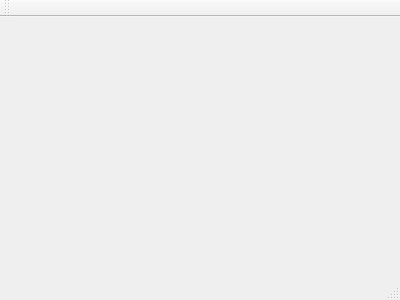
Above: gcomcontroller.ui from Rainerino/GCOM before the change. Below: the same form after it.
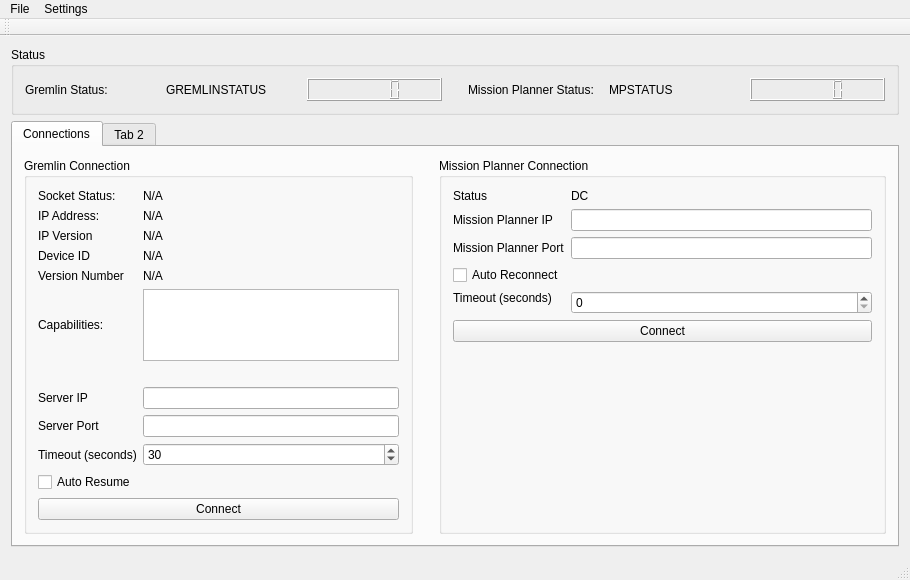
That is the form after the change. The open tabs and pages were chosen to show the change.

Commit message: Added basic connection UI and renamed controller

```diff
--- a/gcomcontroller.ui
+++ b/gcomcontroller.ui
@@ -1,24 +1,378 @@
 <ui version="4.0">
  <class>GcomController</class>
- <widget class="QMainWindow" name="GcomController" >
-  <property name="geometry" >
+ <widget class="QMainWindow" name="GcomController">
+  <property name="geometry">
    <rect>
     <x>0</x>
     <y>0</y>
-    <width>400</width>
-    <height>300</height>
+    <width>910</width>
+    <height>525</height>
    </rect>
   </property>
   <property name="windowTitle" >
    <string>GcomController</string>
   </property>
-  <widget class="QMenuBar" name="menuBar" />
-  <widget class="QToolBar" name="mainToolBar" />
-  <widget class="QWidget" name="centralWidget" />
-  <widget class="QStatusBar" name="statusBar" />
+  <widget class="QWidget" name="centralWidget">
+   <layout class="QGridLayout" name="gridLayout_4">
+    <item row="1" column="1">
+     <widget class="QTabWidget" name="tabWidget">
+      <property name="currentIndex">
+       <number>1</number>
+      </property>
+      <widget class="QWidget" name="connectionTab">
+       <attribute name="title">
+        <string>Connections</string>
+       </attribute>
+       <layout class="QGridLayout" name="gridLayout_5">
+        <item row="0" column="2">
+         <widget class="QGroupBox" name="missionPlannerConnectionGroup">
+          <property name="title">
+           <string>Mission Planner Connection</string>
+          </property>
+          <layout class="QGridLayout" name="gridLayout">
+           <item row="3" column="0">
+            <widget class="QCheckBox" name="missionPlannerAutoReconnect">
+             <property name="text">
+              <string>Auto Reconnect</string>
+             </property>
+            </widget>
+           </item>
+           <item row="6" column="0">
+            <spacer name="verticalSpacer_3">
+             <property name="orientation">
+              <enum>Qt::Vertical</enum>
+             </property>
+             <property name="sizeHint" stdset="0">
+              <size>
+               <width>20</width>
+               <height>40</height>
+              </size>
+             </property>
+            </spacer>
+           </item>
+           <item row="2" column="0">
+            <widget class="QLabel" name="missionPlannerPortLabel">
+             <property name="text">
+              <string>Mission Planner Port</string>
+             </property>
+            </widget>
+           </item>
+           <item row="4" column="1">
+            <widget class="QSpinBox" name="missionPlannerTimeoutField"/>
+           </item>
+           <item row="1" column="0">
+            <widget class="QLabel" name="missionPlannerIPLabel">
+             <property name="text">
+              <string>Mission Planner IP</string>
+             </property>
+            </widget>
+           </item>
+           <item row="1" column="1">
+            <widget class="QLineEdit" name="missionPlannerIPField"/>
+           </item>
+           <item row="5" column="0" colspan="2">
+            <widget class="QPushButton" name="missionPlannerConnectionButton">
+             <property name="text">
+              <string>Connect</string>
+             </property>
+            </widget>
+           </item>
+           <item row="4" column="0" alignment="Qt::AlignTop">
+            <widget class="QLabel" name="missionPlannerTimeoutLabel">
+             <property name="text">
+              <string>Timeout (seconds)</string>
+             </property>
+            </widget>
+           </item>
+           <item row="2" column="1">
+            <widget class="QLineEdit" name="missionPlannerPortField"/>
+           </item>
+           <item row="0" column="0">
+            <widget class="QLabel" name="missionPlannerStatusLabel_2">
+             <property name="text">
+              <string>Status</string>
+             </property>
+            </widget>
+           </item>
+           <item row="0" column="1">
+            <widget class="QLabel" name="missionPlannerStatusField_2">
+             <property name="text">
+              <string>DC</string>
+             </property>
+            </widget>
+           </item>
+          </layout>
+         </widget>
+        </item>
+        <item row="0" column="1">
+         <spacer name="verticalSpacer_2">
+          <property name="orientation">
+           <enum>Qt::Vertical</enum>
+          </property>
+          <property name="sizeHint" stdset="0">
+           <size>
+            <width>20</width>
+            <height>40</height>
+           </size>
+          </property>
+         </spacer>
+        </item>
+        <item row="0" column="0" alignment="Qt::AlignLeft|Qt::AlignTop">
+         <widget class="QGroupBox" name="gremlinConnectionGroup">
+          <property name="title">
+           <string>Gremlin Connection</string>
+          </property>
+          <layout class="QGridLayout" name="gridLayout_6">
+           <item row="4" column="1">
+            <widget class="QLabel" name="gremlinVersionNumberField">
+             <property name="text">
+              <string>N/A</string>
+             </property>
+            </widget>
+           </item>
+           <item row="3" column="0">
+            <widget class="QLabel" name="gremlinDeviceIDLabel">
+             <property name="text">
+              <string>Device ID</string>
+             </property>
+            </widget>
+           </item>
+           <item row="5" column="0">
+            <widget class="QLabel" name="gremlinCapabilitiesLabel">
+             <property name="text">
+              <string>Capabilities:</string>
+             </property>
+            </widget>
+           </item>
+           <item row="4" column="0">
+            <widget class="QLabel" name="gremlinVersionNumbeLabel">
+             <property name="text">
+              <string>Version Number</string>
+             </property>
+            </widget>
+           </item>
+           <item row="7" column="0" colspan="2">
+            <spacer name="horizontalSpacer">
+             <property name="orientation">
+              <enum>Qt::Horizontal</enum>
+             </property>
+             <property name="sizeHint" stdset="0">
+              <size>
+               <width>40</width>
+               <height>20</height>
+              </size>
+             </property>
+            </spacer>
+           </item>
+           <item row="9" column="1">
+            <widget class="QLineEdit" name="gremlinServerPortField"/>
+           </item>
+           <item row="0" column="1">
+            <widget class="QLabel" name="gremlinConnectionStatusField">
+             <property name="text">
+              <string>N/A</string>
+             </property>
+            </widget>
+           </item>
+           <item row="2" column="0">
+            <widget class="QLabel" name="gremlinIPVersionLabel">
+             <property name="text">
+              <string>IP Version</string>
+             </property>
+            </widget>
+           </item>
+           <item row="1" column="1">
+            <widget class="QLabel" name="gremlinIPAdressField">
+             <property name="text">
+              <string>N/A</string>
+             </property>
+            </widget>
+           </item>
+           <item row="1" column="0">
+            <widget class="QLabel" name="gremlinIPAdressLabel">
+             <property name="text">
+              <string>IP Address:</string>
+             </property>
+            </widget>
+           </item>
+           <item row="0" column="0">
+            <widget class="QLabel" name="gremlinConnectionStatusLabel">
+             <property name="text">
+              <string>Socket Status: </string>
+             </property>
+            </widget>
+           </item>
+           <item row="8" column="1">
+            <widget class="QLineEdit" name="gremlinServerIPField"/>
+           </item>
+           <item row="2" column="1">
+            <widget class="QLabel" name="gremlinIPVersionField">
+             <property name="text">
+              <string>N/A</string>
+             </property>
+            </widget>
+           </item>
+           <item row="12" column="0" colspan="2">
+            <widget class="QPushButton" name="gremlinConnectionButton">
+             <property name="text">
+              <string>Connect</string>
+             </property>
+            </widget>
+           </item>
+           <item row="3" column="1">
+            <widget class="QLabel" name="gremlinDeviceIDField">
+             <property name="text">
+              <string>N/A</string>
+             </property>
+            </widget>
+           </item>
+           <item row="9" column="0">
+            <widget class="QLabel" name="gremlinServerPortLabel">
+             <property name="text">
+              <string>Server Port</string>
+             </property>
+            </widget>
+           </item>
+           <item row="11" column="0">
+            <widget class="QCheckBox" name="gremlinServerAutoResume">
+             <property name="text">
+              <string>Auto Resume</string>
+             </property>
+            </widget>
+           </item>
+           <item row="8" column="0">
+            <widget class="QLabel" name="gremlinServerIPLabel">
+             <property name="text">
+              <string>Server IP</string>
+             </property>
+            </widget>
+           </item>
+           <item row="5" column="1">
+            <widget class="QListWidget" name="gremlinCapabilitiesField"/>
+           </item>
+           <item row="10" column="0">
+            <widget class="QLabel" name="gremlinServerTimeoutLabel">
+             <property name="text">
+              <string>Timeout (seconds)</string>
+             </property>
+            </widget>
+           </item>
+           <item row="10" column="1">
+            <widget class="QSpinBox" name="gremlinServerTimeoutField">
+             <property name="minimum">
+              <number>10</number>
+             </property>
+             <property name="maximum">
+              <number>120</number>
+             </property>
+             <property name="value">
+              <number>30</number>
+             </property>
+            </widget>
+           </item>
+          </layout>
+         </widget>
+        </item>
+       </layout>
+      </widget>
+      <widget class="QWidget" name="tab_4">
+       <attribute name="title">
+        <string>Tab 2</string>
+       </attribute>
+      </widget>
+     </widget>
+    </item>
+    <item row="0" column="1">
+     <widget class="QGroupBox" name="statusGroup">
+      <property name="title">
+       <string>Status</string>
+      </property>
+      <layout class="QHBoxLayout" name="horizontalLayout">
+       <item>
+        <widget class="QLabel" name="gremlinStatusLabel">
+         <property name="text">
+          <string>Gremlin Status:</string>
+         </property>
+        </widget>
+       </item>
+       <item>
+        <widget class="QLabel" name="gremlinStatusField">
+         <property name="text">
+          <string>GREMLINSTATUS</string>
+         </property>
+        </widget>
+       </item>
+       <item>
+        <widget class="QLCDNumber" name="gremlinConnectionTime"/>
+       </item>
+       <item>
+        <spacer name="verticalSpacer">
+         <property name="orientation">
+          <enum>Qt::Vertical</enum>
+         </property>
+         <property name="sizeHint" stdset="0">
+          <size>
+           <width>20</width>
+           <height>40</height>
+          </size>
+         </property>
+        </spacer>
+       </item>
+       <item>
+        <widget class="QLabel" name="missionPlannerStatusLabel">
+         <property name="text">
+          <string>Mission Planner Status:</string>
+         </property>
+        </widget>
+       </item>
+       <item>
+        <widget class="QLabel" name="missionPlannerStatusField">
+         <property name="text">
+          <string>MPSTATUS</string>
+         </property>
+        </widget>
+       </item>
+       <item>
+        <widget class="QLCDNumber" name="missionPlannerConnectionTime"/>
+       </item>
+      </layout>
+     </widget>
+    </item>
+   </layout>
+  </widget>
+  <widget class="QMenuBar" name="menuBar">
+   <property name="geometry">
+    <rect>
+     <x>0</x>
+     <y>0</y>
+     <width>910</width>
+     <height>21</height>
+    </rect>
+   </property>
+   <widget class="QMenu" name="menuFile">
+    <property name="title">
+     <string>File</string>
+    </property>
+   </widget>
+   <widget class="QMenu" name="menuSettings">
+    <property name="title">
+     <string>Settings</string>
+    </property>
+   </widget>
+   <addaction name="menuFile"/>
+   <addaction name="menuSettings"/>
+  </widget>
+  <widget class="QToolBar" name="mainToolBar">
+   <attribute name="toolBarArea">
+    <enum>TopToolBarArea</enum>
+   </attribute>
+   <attribute name="toolBarBreak">
+    <bool>false</bool>
+   </attribute>
+  </widget>
+  <widget class="QStatusBar" name="statusBar"/>
  </widget>
- <layoutDefault spacing="6" margin="11" />
- <pixmapfunction></pixmapfunction>
+ <layoutdefault spacing="6" margin="11"/>
  <resources/>
  <connections/>
 </ui>
```
Left out of the diff: 3 changed lines with no effect on the pictures. The commit also changes 4 other files.
